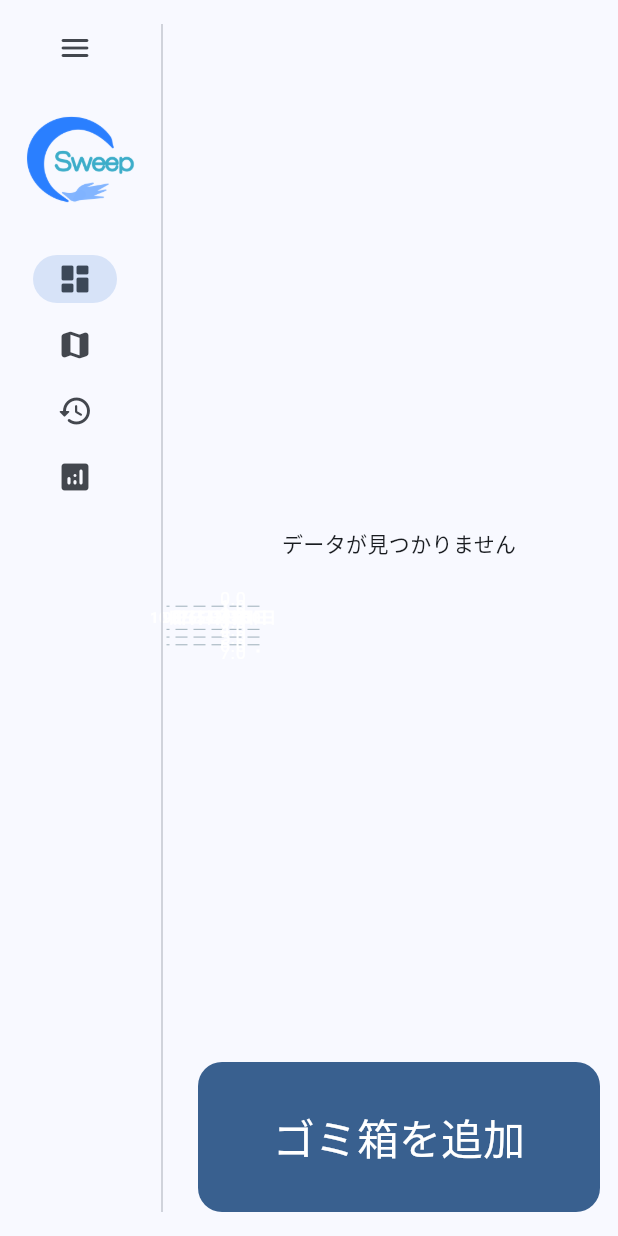
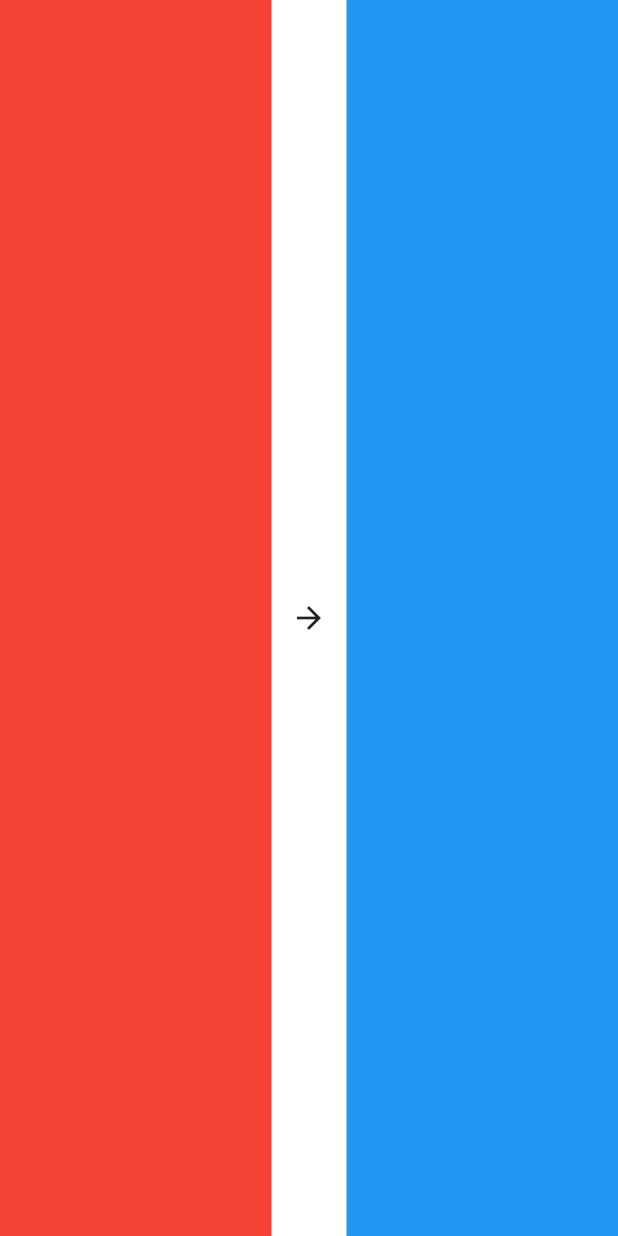
Before and after one commit to Chika0221/Sweep-host, a Flutter app: the screen it shows after launch, on a phone screen of 412 x 824 dp. Run offline on Flutter 3.47's test engine with Material 3 defaults, Android fonts, the light colour scheme and no system bars; drawn by our look-alikes of fl_chart; our stand-ins replace cloud_firestore, firebase_core, flutter_hooks, flutter_map, flutter_svg, freezed_annotation and 3 more; missing offline and left inert: flutter_map_animations, flutter_map_heatmap, image_network; accounts and stored records are empty; generated files the repository leaves out were written again; Roboto replaces fonts that are missing (Zen_Maru_Gothic).

Commit message:
ログインページを追加し、アプリのホームをログインページに変更。Firebase依存関係を更新。

```diff
--- a/lib/main.dart
+++ b/lib/main.dart
@@ -7,6 +7,7 @@ import 'package:hooks_riverpod/hooks_riverpod.dart';
 
 // Project imports:
 import 'package:sweep_host/firebase_options.dart';
+import 'package:sweep_host/pages/login_page/login_page.dart';
 import 'package:sweep_host/pages/main_page.dart';
 
 Future<void> main() async {
@@ -30,7 +31,7 @@ class MyApp extends HookConsumerWidget {
         colorSchemeSeed: Colors.blue.shade600,
         fontFamily: "Zen_Maru_Gothic",
       ),
-      home: MainPage(),
+      home: LoginPage(),
     );
   }
 }
--- /dev/null
+++ b/lib/pages/login_page/login_page.dart
@@ -0,0 +1,28 @@
+// Dart imports:
+import 'dart:math';
+
+// Flutter imports:
+import 'package:flutter/material.dart';
+
+// Package imports:
+import 'package:hooks_riverpod/hooks_riverpod.dart';
+
+class LoginPage extends HookConsumerWidget {
+  const LoginPage({super.key});
+  @override
+  Widget build(BuildContext context, WidgetRef ref) {
+    return Row(
+      children: [
+        Expanded(child: Container(color: Colors.red)),
+        Container(
+          transform: Matrix4.rotationZ(90 * pi / 180),
+          transformAlignment: Alignment.center,
+          width: 50,
+          height: double.infinity,
+          child: Icon(Icons.arrow_upward),
+        ),
+        Expanded(child: Container(color: Colors.blue)),
+      ],
+    );
+  }
+}
--- a/pubspec.yaml
+++ b/pubspec.yaml
@@ -39,9 +39,9 @@ dependencies:
   freezed_annotation: ^3.0.0
   json_annotation: ^4.9.0
   # Firebase接続
-  firebase_core: ^3.13.0
+  firebase_core: ^3.13.1
   # Firebase_authを使えるようにする
-  firebase_auth: ^5.5.3
+  firebase_auth: ^5.5.4
   # Googleでのサインイン
   google_sign_in: ^6.3.0
   # マップ表示
```
